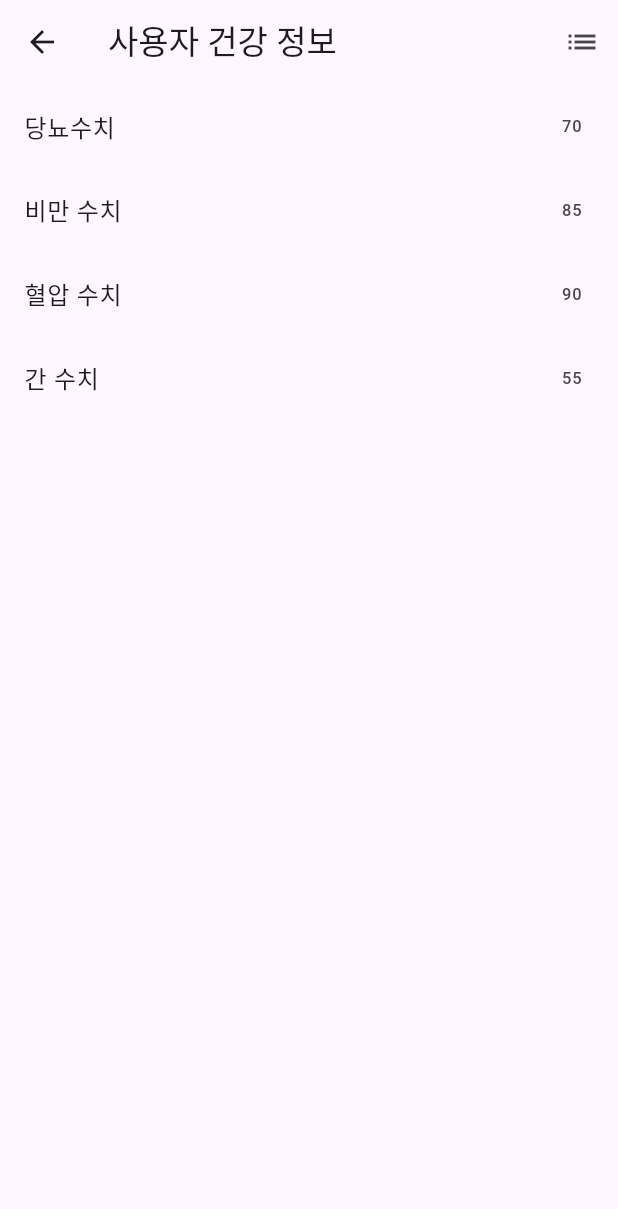
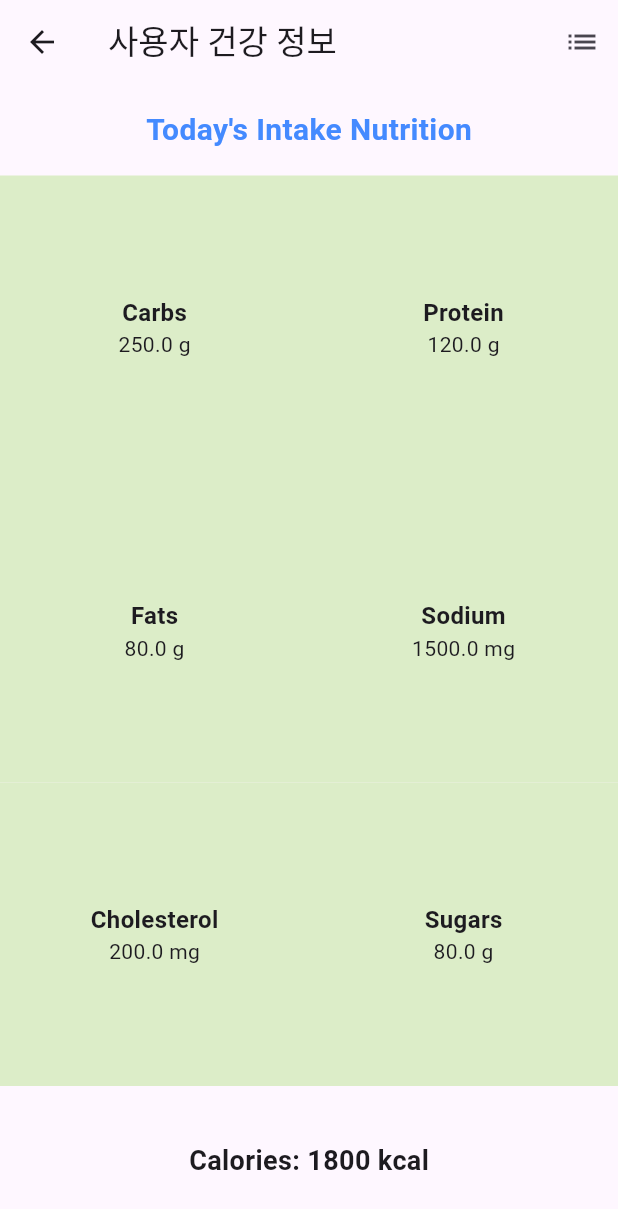
Before and after one commit to neoman-omyeon-go/Bigsasimi_FrontEnd, a Flutter app: the HealthInfoGraph screen opened directly, after a tap on the "bar chart" icon, on a phone screen of 412 x 824 dp. Shown: the top 1209 px of the screen. Run offline on Flutter 3.47's test engine with Material 3 defaults, Android fonts, the phone set to English and light mode, and no system bars; our stand-ins replace cached_network_image, dio, dotted_border, flutter_native_splash, flutter_secure_storage, fluttertoast and 1 more; accounts and stored records are empty; Roboto replaces fonts that are missing (Pretendard); project files that could hold a hidden picture were left out.

Commit message:
Graph Chart UI Done, Dashboard UI Developing...

```diff
--- a/lib/intakenGraph.dart
+++ b/lib/intakenGraph.dart
@@ -1,5 +1,38 @@
 import 'package:flutter/material.dart';
-import 'package:fl_chart/fl_chart.dart';
+
+class Nutrition {
+  double calories;
+  double carbs;
+  double protein;
+  double fats;
+  double sodium;
+  double cholesterol;
+  double sugars;
+
+  static const Map<String, double> maxValues = {
+    'Calories': 2000,
+    'Carbs': 300,
+    'Protein': 150,
+    'Fats': 100,
+    'Sodium': 2400,
+    'Cholesterol': 300,
+    'Sugars': 100,
+  };
+
+  Map<String, dynamic> toMap() {
+    return {
+      'Calories': {'value': calories, 'span': 2},
+      'Carbs': {'value': carbs, 'span': 1},
+      'Protein': {'value': protein, 'span': 1},
+      'Fats': {'value': fats, 'span': 1},
+      'Sodium': {'value': sodium, 'span': 1},
+      'Cholesterol': {'value': cholesterol, 'span': 1},
+      'Sugars': {'value': sugars, 'span': 1},
+    };
+  }
+
+  Nutrition(this.calories, this.carbs, this.protein, this.fats, this.sodium, this.cholesterol, this.sugars);
+}
 
 class HealthInfoGraph extends StatefulWidget {
   @override
@@ -7,31 +40,15 @@ class HealthInfoGraph extends StatefulWidget {
 }
 
 class _HealthInfoGraphState extends State<HealthInfoGraph> {
-  bool _isBarChart = true;  // 현재 표시 방식을 저장하는 상태
-
-  // 예시 데이터
-  final List<BarChartGroupData> barGroups = [
-    BarChartGroupData(
-      x: 0,
-      barRods: [BarChartRodData(y: 70, colors: [Colors.lightBlue])],
-      showingTooltipIndicators: [0],
-    ),
-    BarChartGroupData(
-      x: 1,
-      barRods: [BarChartRodData(y: 85, colors: [Colors.orange])],
-      showingTooltipIndicators: [0],
-    ),
-    BarChartGroupData(
-      x: 2,
-      barRods: [BarChartRodData(y: 90, colors: [Colors.red])],
-      showingTooltipIndicators: [0],
-    ),
-    BarChartGroupData(
-      x: 3,
-      barRods: [BarChartRodData(y: 55, colors: [Colors.green])],
-      showingTooltipIndicators: [0],
-    ),
-  ];
+  bool _isBarChart = true;
+  Nutrition nutrition = Nutrition(
+      1800.0,
+      250.0,
+      120.0,
+      80.0,
+      1500.0,
+      200.0,
+      80.0);
 
   @override
   Widget build(BuildContext context) {
@@ -49,86 +66,195 @@ class _HealthInfoGraphState extends State<HealthInfoGraph> {
           ),
         ],
       ),
-      body: _isBarChart ? _buildBarChart() : _buildList(),
+      body: Column(
+        children: [
+          Padding(
+            padding: const EdgeInsets.all(16.0),
+            child: Text("Today's Intake Nutrition", style: TextStyle(
+                fontSize: 20,
+                fontWeight: FontWeight.bold,
+                color: Colors.blueAccent)),
+          ),
+          Expanded(
+            child: _isBarChart ? _buildBarChart() : buildNutritionDashboard(
+                nutrition),
+          ),
+        ],
+      ),
     );
   }
 
   Widget _buildBarChart() {
-    return Padding(
-      padding: const EdgeInsets.all(12.0),
-      child: BarChart(
-        BarChartData(
-          barGroups: barGroups,
-          titlesData: FlTitlesData(
-            show: true,
-            bottomTitles: SideTitles(
-              showTitles: true,
-              getTitles: (double value) {
-                switch (value.toInt()) {
-                  case 0:
-                    return '당뇨';
-                  case 1:
-                    return '비만';
-                  case 2:
-                    return '혈압';
-                  case 3:
-                    return '간';
-                  default:
-                    return '';
-                }
-              },
+    return Column(
+      children: [
+        Padding(
+          padding: const EdgeInsets.symmetric(horizontal: 16.0),
+          child: Container(
+            height: 500, // Fixed height to control the area of the bars
+            decoration: BoxDecoration(
+              // border: Border.all(color: Colors.blueAccent),
+              // borderRadius: BorderRadius.circular(12.0),
             ),
-            leftTitles: SideTitles(
-              showTitles: true,
-              getTitles: (value) {
-                return value == 0 ? '0' : '${value.toInt()}';
-              },
-              interval: 500, // 각 라벨 사이의 간격을 500으로 설정
-              reservedSize: 40, // Y축 라벨을 위한 공간 예약
-            ),
-          ),
-          gridData: FlGridData(
-            show: true,
-            drawHorizontalLine: true,
-            horizontalInterval: 500, // 수평 그리드 라인 간격을 500으로 설정
-          ),
-          borderData: FlBorderData(
-            show: false,
-          ),
-          barTouchData: BarTouchData(
-            touchTooltipData: BarTouchTooltipData(
-              tooltipBgColor: Colors.transparent,
-              tooltipPadding: const EdgeInsets.all(0),
-              tooltipMargin: 8,
-              getTooltipItem: (group, groupIndex, rod, rodIndex) {
-                return BarTooltipItem(
-                  rod.y.round().toString(),
-                  TextStyle(
-                    color: Colors.white,
-                    fontWeight: FontWeight.bold,
-                  ),
-                );
-              },
+            child: Padding(
+              padding: const EdgeInsets.all(16.0),
+              child: Column(
+                mainAxisAlignment: MainAxisAlignment.spaceEvenly,
+                children: _createBars(nutrition),
               ),
             ),
           ),
         ),
+        SizedBox(height: 16), // Spacing between the box and the text below it
+        Text("Detailed nutritional values displayed here",
+            style: TextStyle(fontSize: 16, color: Colors.grey[600])),
+      ],
     );
   }
 
+  List<Widget> _createBars(Nutrition nutrition) {
+    Map<String, double> nutrientValues = {
+      'Calories': nutrition.calories,
+      'Carbs': nutrition.carbs,
+      'Protein': nutrition.protein,
+      'Fats': nutrition.fats,
+      'Sodium': nutrition.sodium,
+      'Cholesterol': nutrition.cholesterol,
+      'Sugars': nutrition.sugars,
+    };
 
-  Widget _buildList() {
-    List<String> categories = ['당뇨수치', '비만 수치', '혈압 수치', '간 수치'];
-    List<int> values = [70, 85, 90, 55];
+    List<Widget> bars = [];
+    nutrientValues.forEach((label, value) {
+      double max = Nutrition.maxValues[label]!;
+      double percentage = value / max * 100;
+      bars.add(Column(
+        children: [
+          Row(
+            mainAxisAlignment: MainAxisAlignment.spaceBetween,
+            children: [
+              RichText(
+                text: TextSpan(
+                  children: [
+                    TextSpan(
+                      text: "$label ", // 레이블
+                      style: TextStyle(fontSize: 10,
+                          fontWeight: FontWeight.bold,
+                          color: Colors.blue),
+                    ),
+                    TextSpan(
+                      text: "$value", // 값
+                      style: TextStyle(fontSize: 10,
+                          fontWeight: FontWeight.bold,
+                          color: Colors.red),
+                    ),
+                  ],
+                ),
+              ),
+              Text(
+                "${percentage.toStringAsFixed(1)}%", // 백분율
+                style: TextStyle(fontSize: 10,
+                    fontWeight: FontWeight.bold,
+                    color: Colors.blueGrey),
+              ),
+            ],
+          ),
+          SizedBox(height: 4), // Space between label and bar
+          Stack(
+            children: [
+              Container(
+                height: 12,
+                decoration: BoxDecoration(
+                    color: Colors.grey[300],
+                    borderRadius: BorderRadius.circular(
+                        10) // Rounded corners for the background
+                ),
+              ),
+              FractionallySizedBox(
+                widthFactor: percentage / 100,
+                child: Container(
+                  height: 12,
+                  decoration: BoxDecoration(
+                    gradient: LinearGradient(
+                      begin: Alignment.centerLeft,
+                      end: Alignment.centerRight,
+                      colors: [Colors.blue, Colors.green], // 시작색과 끝색 지정
+                    ),
+                    borderRadius: BorderRadius.circular(
+                        10), // Rounded corners for the filled part
+                  ),
+                ),
+              ),
+            ],
+          ),
+          SizedBox(height: 10), // Space between bars
+        ],
+      ));
+    });
+    return bars;
+  }
 
-    return ListView.builder(
-      itemCount: categories.length,
-      itemBuilder: (context, index) {
-        return ListTile(
-          title: Text(categories[index]),
-          trailing: Text(values[index].toString()),
+  Widget buildNutritionDashboard(Nutrition nutrition) {
+    return Column(
+      children: [
+        Expanded(
+          child: Row(
+            children: [
+              Expanded(
+                child: nutritionCard('Carbs', nutrition.carbs, 'g'),
+              ),
+              Expanded(
+                child: nutritionCard('Protein', nutrition.protein, 'g'),
+              ),
+            ],
+          ),
+        ),
+        Expanded(
+          child: Row(
+            children: [
+              Expanded(
+                child: nutritionCard('Fats', nutrition.fats, 'g'),
+              ),
+              Expanded(
+                child: nutritionCard('Sodium', nutrition.sodium, 'mg'),
+              ),
+            ],
+          ),
+        ),
+        Expanded(
+          child: Row(
+            children: [
+              Expanded(
+                child: nutritionCard('Cholesterol', nutrition.cholesterol, 'mg'),
+              ),
+              Expanded(
+                child: nutritionCard('Sugars', nutrition.sugars, 'g'),
+              ),
+            ],
+          ),
+        ),
+        Container(
+          height: 100,
+          child: Center(
+            child: Text(
+              'Calories: ${nutrition.calories.toStringAsFixed(0)} kcal',
+              style: TextStyle(fontSize: 18, fontWeight: FontWeight.bold),
+            ),
+          ),
+        )
+      ],
     );
-      },
+  }
+
+  Widget nutritionCard(String nutrient, double value, String unit) {
+    return Container(
+      padding: EdgeInsets.all(10),
+      color: Colors.lightGreen[100], // 카드의 배경색 지정
+      child: Column(
+        mainAxisAlignment: MainAxisAlignment.center,
+        children: [
+          Text(nutrient, style: TextStyle(fontWeight: FontWeight.bold, fontSize: 16)),
+          Text('$value $unit', style: TextStyle(fontSize: 14))
+        ],
+      ),
     );
   }
 }
--- a/lib/upload2.dart
+++ b/lib/upload2.dart
@@ -68,43 +68,43 @@ class _upload2stfState extends State<upload2> {
               SizedBox(height: 20),
               TextFormField(
                 controller: _caloriesController,
-                decoration: InputDecoration(labelText: 'Calories'),
+                decoration: InputDecoration(labelText: 'Calories(Kcal)'),
                 keyboardType: TextInputType.number,
               ),
               SizedBox(height: 20), // 추가된 공간
               TextFormField(
                 controller: _carbsController,
-                decoration: InputDecoration(labelText: 'Carbohydrates'),
+                decoration: InputDecoration(labelText: 'Carbohydrates(g)'),
                 keyboardType: TextInputType.number,
               ),
               SizedBox(height: 20), // 추가된 공간
               TextFormField(
                 controller: _proteinsController,
-                decoration: InputDecoration(labelText: 'Proteins'),
+                decoration: InputDecoration(labelText: 'Proteins(g)'),
                 keyboardType: TextInputType.number,
               ),
               SizedBox(height: 20), // 추가된 공간
               TextFormField(
                 controller: _fatsController,
-                decoration: InputDecoration(labelText: 'Fats'),
+                decoration: InputDecoration(labelText: 'Fats(g)'),
                 keyboardType: TextInputType.number,
               ),
               SizedBox(height: 20), // 추가된 공간
               TextFormField(
                 controller: _sodiumController,
-                decoration: InputDecoration(labelText: 'Sodium'),
+                decoration: InputDecoration(labelText: 'Sodium(mg)'),
                 keyboardType: TextInputType.number,
               ),
               SizedBox(height: 20), // 추가된 공간
               TextFormField(
                 controller: _cholesterolController,
-                decoration: InputDecoration(labelText: 'Cholesterol'),
+                decoration: InputDecoration(labelText: 'Cholesterol(mg)'),
                 keyboardType: TextInputType.number,
               ),
               SizedBox(height: 20), // 추가된 공간
               TextFormField(
                 controller: _sugarController,
-                decoration: InputDecoration(labelText: 'Sugars'),
+                decoration: InputDecoration(labelText: 'Sugars(g)'),
                 keyboardType: TextInputType.number,
               ),
               SizedBox(height: 40), // Submit 버튼 전에 추가된 공간
--- a/pubspec.yaml
+++ b/pubspec.yaml
@@ -38,6 +38,7 @@ dependencies:
   cached_network_image: ^3.0.0
   url_launcher: ^6.0.10
   fl_chart: ^0.45.1
+  charts_flutter: ^0.12.0
 
 
   # The following adds the Cupertino Icons font to your application.
```
Also changed, not shown: pubspec.lock. Lines whose indentation alone changed are shown as unchanged.
